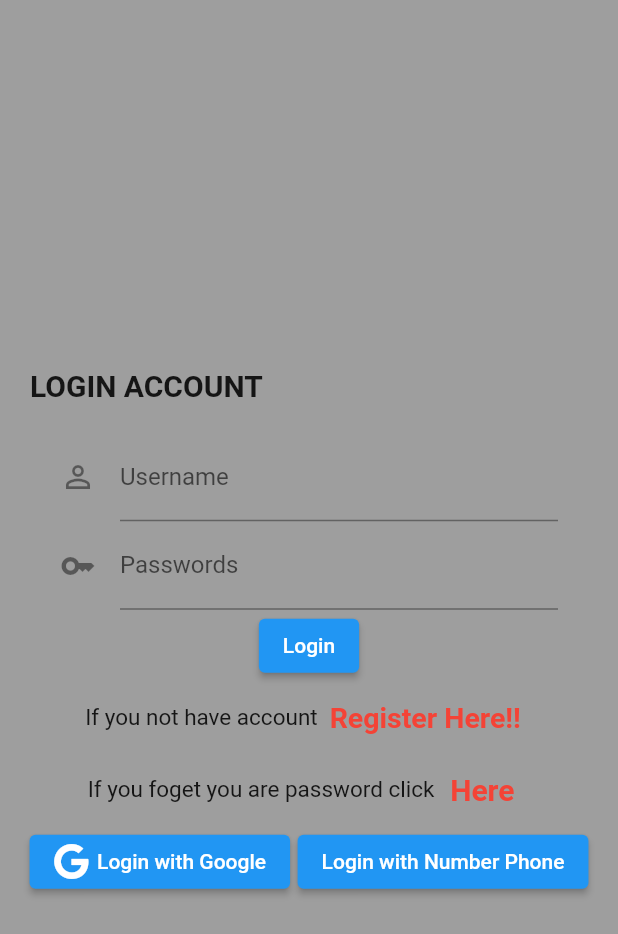
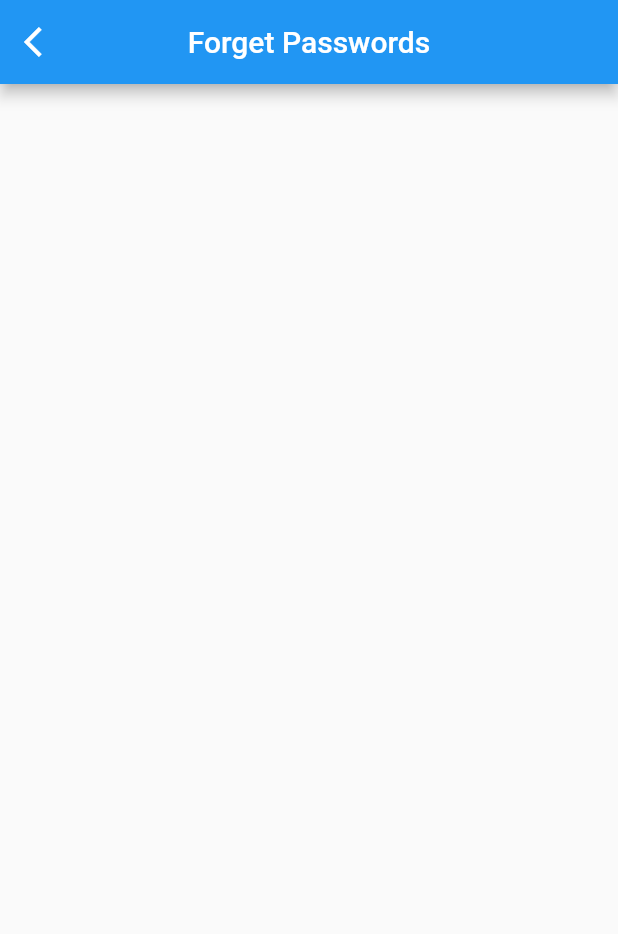
Before and after one commit to Thongek-wpm/flutter_application_login, a Flutter app: the screen it shows after launch, after a tap on "Here", on a phone screen of 412 x 824 dp. Shown: the top 934 px of the screen. Run offline on Flutter 3.47's test engine with Material 2 defaults, Android fonts, the phone set to English and light mode, and no system bars; our stand-ins replace font_awesome_flutter.

Commit message:
Add forgetUI

```diff
--- a/lib/main.dart
+++ b/lib/main.dart
@@ -1,6 +1,5 @@
-import 'dart:convert';
-
 import 'package:flutter/material.dart';
+import 'package:flutter_application_foods/screens/forgot_ui.dart';
 import 'package:flutter_application_foods/screens/login_ui.dart';
 
 void main(List<String> args) {
--- /dev/null
+++ b/lib/screens/forgot_ui.dart
@@ -0,0 +1,27 @@
+import 'package:flutter/material.dart';
+import 'package:font_awesome_flutter/font_awesome_flutter.dart';
+
+class ForgotUi extends StatefulWidget {
+  const ForgotUi({super.key});
+
+  @override
+  State<ForgotUi> createState() => _ForgotUiState();
+}
+
+class _ForgotUiState extends State<ForgotUi> {
+  @override
+  Widget build(BuildContext context) {
+    return Scaffold(
+      appBar: AppBar(
+        leading: IconButton(
+          onPressed: () {
+            Navigator.pop(context);
+          },
+          icon: const Icon(Icons.arrow_back_ios),
+        ),
+        title: const Text("Forget Passwords"),
+        centerTitle: true,
+      ),
+    );
+  }
+}
--- a/lib/screens/login_ui.dart
+++ b/lib/screens/login_ui.dart
@@ -1,5 +1,6 @@
 // ignore_for_file: prefer_const_constructors, duplicate_ignore, unused_import
 import 'package:flutter/material.dart';
+import 'package:flutter_application_foods/screens/forgot_ui.dart';
 import 'package:font_awesome_flutter/font_awesome_flutter.dart';
 
 class LoginUi extends StatefulWidget {
@@ -50,6 +51,7 @@ class _LoginUiState extends State<LoginUi> {
               right: 40,
             ),
             child: TextField(
+              obscureText: true,
               controller: passwordCon,
               decoration: InputDecoration(
                 icon: Icon(Icons.key),
@@ -82,9 +84,10 @@ class _LoginUiState extends State<LoginUi> {
                 child: Text(
                   "Register Here!!",
                   style: TextStyle(
-                      color: Colors.red,
-                      fontSize: 19,
-                      fontWeight: FontWeight.bold),
+                    color: Colors.red,
+                    fontSize: 19,
+                    fontWeight: FontWeight.bold,
+                  ),
                 ),
               ),
             ],
@@ -99,12 +102,19 @@ class _LoginUiState extends State<LoginUi> {
                 ),
               ),
               TextButton(
-                onPressed: () {},
+                onPressed: () {
+                  Navigator.push(
+                    context,
+                    MaterialPageRoute(
+                      builder: (context) => const ForgotUi(),
+                    ),
+                  );
+                },
                 child: Text(
                   "Here",
                   style: TextStyle(
                     color: Colors.red,
-                    fontSize: 20,
+                    fontSize: 19,
                     fontWeight: FontWeight.bold,
                   ),
                 ),
@@ -142,7 +152,6 @@ class _LoginUiState extends State<LoginUi> {
           ),
         ],
       ),
-      backgroundColor: Colors.grey,
     );
   }
 }
```
